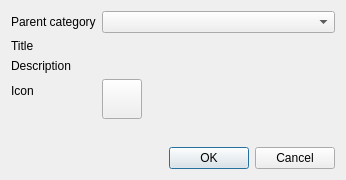
The window that src/services/standard/gui/formstandardcategorydetails.ui (martinrotter/rssguard) describes before a commit, drawn with Qt 5.
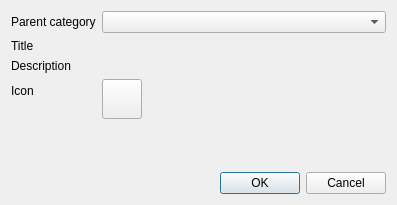
The same window after the commit. Custom widgets are drawn as their Qt base class.

The edit to the form file:
```diff
--- a/src/services/standard/gui/formstandardcategorydetails.ui
+++ b/src/services/standard/gui/formstandardcategorydetails.ui
@@ -6,8 +6,8 @@
    <rect>
     <x>0</x>
     <y>0</y>
-    <width>346</width>
-    <height>180</height>
+    <width>397</width>
+    <height>205</height>
    </rect>
   </property>
   <property name="minimumSize">
```
